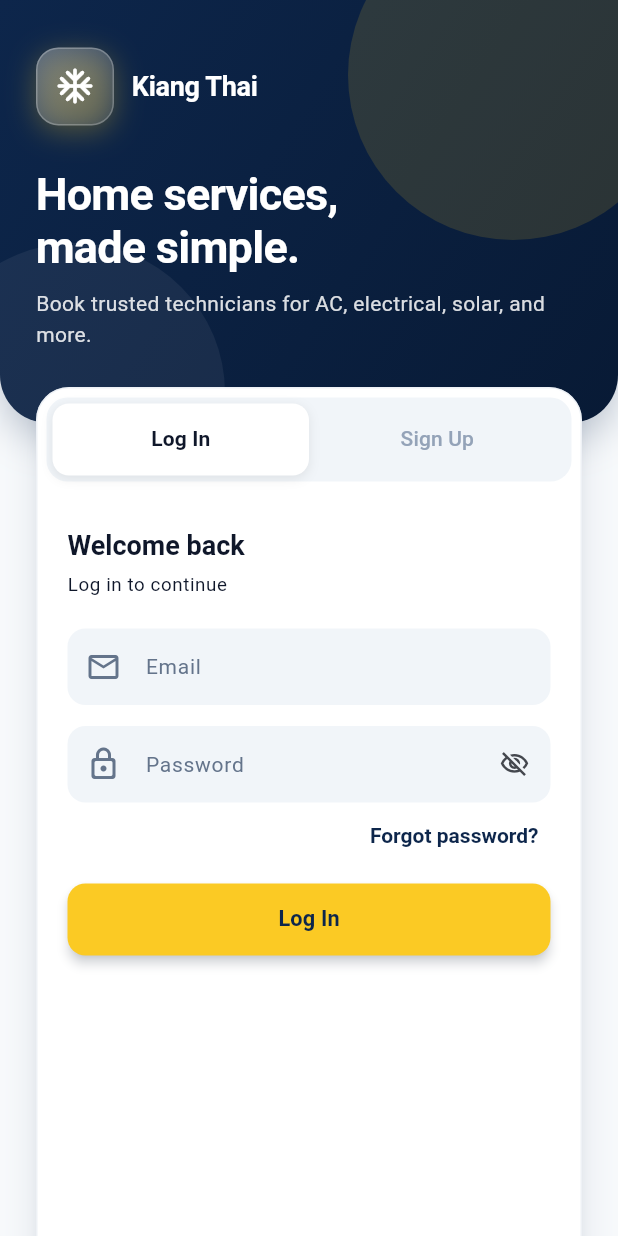
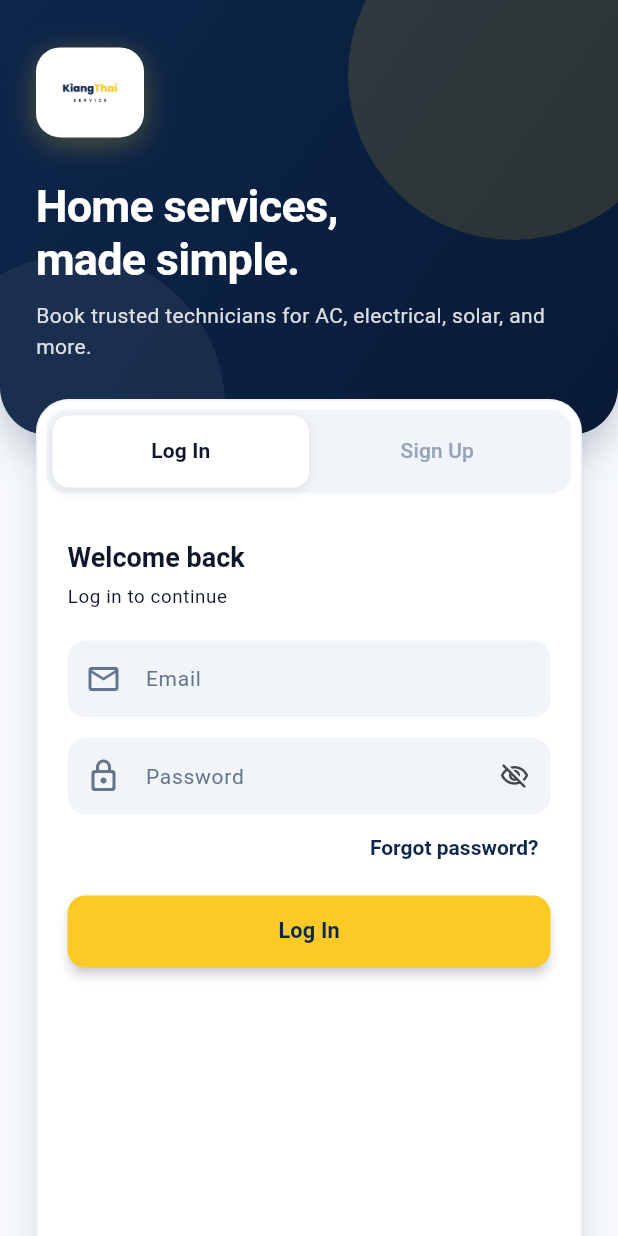
Before and after one commit to TEERAPAT-SUKKASEM/kiangthai_services, a Flutter app: the screen it shows after launch, on a phone screen of 412 x 824 dp. Run offline on Flutter 3.47's test engine with Material 3 defaults, Android fonts, the phone set to English and light mode, and no system bars; our stand-ins replace cached_network_image, firebase_core, firebase_messaging, flutter_animate, flutter_dotenv, flutter_local_notifications and 4 more; accounts and stored records are empty.

```diff
--- a/lib/ui/auth/login_screen.dart
+++ b/lib/ui/auth/login_screen.dart
@@ -195,8 +195,6 @@ class _HeroSectionState extends State<_HeroSection>
               child: Column(
                 crossAxisAlignment: CrossAxisAlignment.start,
                 children: [
-                  Row(
-                    children: [
                   AnimatedBuilder(
                     animation: _floatController,
                     builder: (context, child) {
@@ -207,22 +205,10 @@ class _HeroSectionState extends State<_HeroSection>
                       );
                     },
                     child: Container(
-                          width: 52,
-                          height: 52,
+                      padding: const EdgeInsets.symmetric(horizontal: 14, vertical: 8),
                       decoration: BoxDecoration(
-                            gradient: LinearGradient(
-                              begin: Alignment.topLeft,
-                              end: Alignment.bottomRight,
-                              colors: [
-                                Colors.white.withValues(alpha: 0.3),
-                                Colors.white.withValues(alpha: 0.1),
-                              ],
-                            ),
-                            borderRadius: BorderRadius.circular(15),
-                            border: Border.all(
-                              color: Colors.white.withValues(alpha: 0.25),
-                              width: 1,
-                            ),
+                        color: Colors.white,
+                        borderRadius: BorderRadius.circular(16),
                         boxShadow: [
                           BoxShadow(
                             color: AppColors.accent.withValues(alpha: 0.3),
@@ -231,20 +217,12 @@ class _HeroSectionState extends State<_HeroSection>
                           ),
                         ],
                       ),
-                          child: const Icon(Icons.ac_unit_rounded, color: Colors.white, size: 28),
+                      child: Image.asset(
+                        'assets/logo.png',
+                        height: 44,
+                        fit: BoxFit.contain,
                       ),
                     ),
-                      const SizedBox(width: 12),
-                      const Text(
-                        'Kiang Thai',
-                        style: TextStyle(
-                          color: Colors.white,
-                          fontSize: 18,
-                          fontWeight: FontWeight.w700,
-                          letterSpacing: -0.2,
-                        ),
-                      ),
-                    ],
                   ),
                   const SizedBox(height: 28),
                   _FadeSlideIn(
--- a/pubspec.yaml
+++ b/pubspec.yaml
@@ -35,3 +35,4 @@ flutter:
 
   assets:
     - .env
+    - assets/logo.png
```
Also changed, not shown: assets/logo.png (added), docs/logo.png (added), 1 other file. Lines whose indentation alone changed are shown as unchanged.
